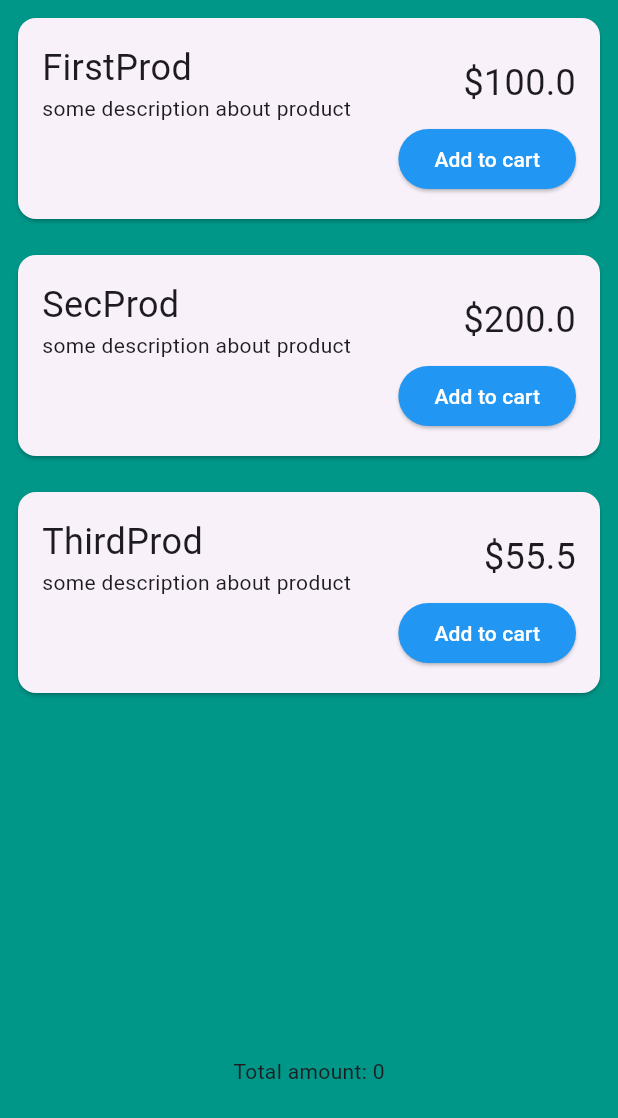
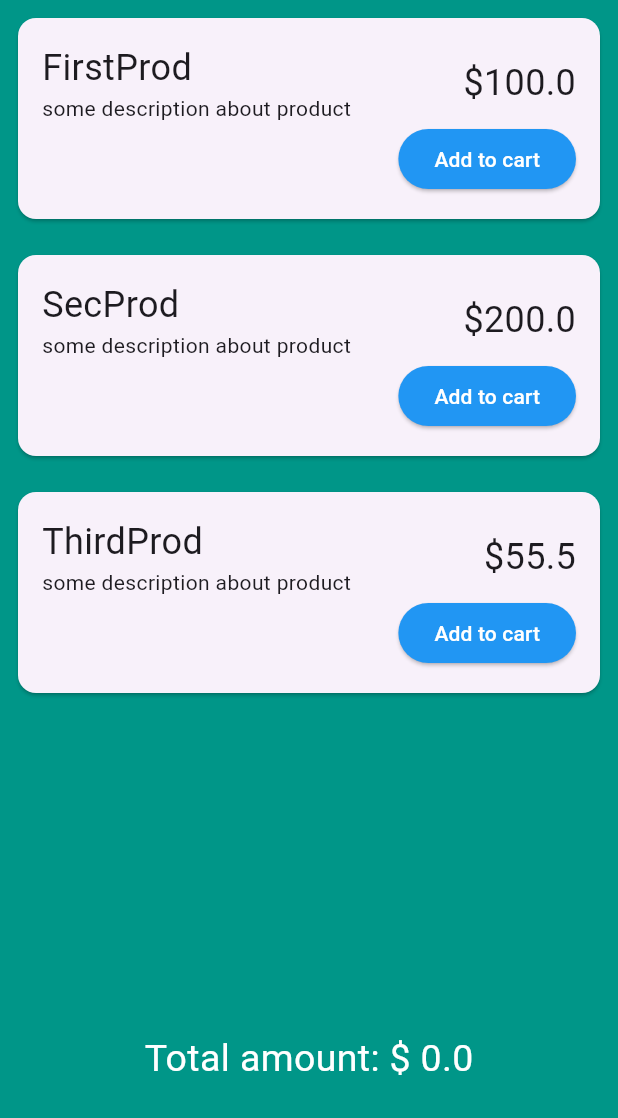
Before and after one commit to Orik-dev/get_x_state, a Flutter app: the screen it shows after launch, on a phone screen of 412 x 824 dp. Shown: the top 1118 px of the screen. Run offline on Flutter 3.47's test engine with Material 3 defaults, Android fonts, the phone set to English and light mode, and no system bars; our stand-ins replace get.

Commit message:
cartController

```diff
--- a/lib/controllers/cart_controller.dart
+++ b/lib/controllers/cart_controller.dart
@@ -4,6 +4,8 @@ import 'package:get_x_state/models/product.dart';
 class CartController extends GetxController {
   var cartItems = <Product>[].obs; // List of Cart items
 
+  double get totalPrice => cartItems.fold(0, (sum, item) => sum + item.price);
+
   void addToCart(Product product) {
     cartItems.add(product);
   }
--- a/lib/views/shopping_page.dart
+++ b/lib/views/shopping_page.dart
@@ -1,9 +1,11 @@
 import 'package:flutter/material.dart';
 import 'package:get/get.dart';
+import 'package:get_x_state/controllers/cart_controller.dart';
 import 'package:get_x_state/controllers/shopping_controller.dart';
 
 class ShoppingPage extends StatelessWidget {
   final shoppingController = Get.put(ShoppingController());
+  final cartController = Get.put(CartController());
 
   ShoppingPage({super.key});
   @override
@@ -41,7 +43,9 @@ class ShoppingPage extends StatelessWidget {
                         ],
                       ),
                       ElevatedButton(
-                        onPressed: () {},
+                        onPressed: () {
+                          cartController.addToCart(controller.products[index]);
+                        },
                         style: ElevatedButton.styleFrom(
                           backgroundColor: Colors.blue, // Цвет фона кнопки
                           foregroundColor: Colors.white,
@@ -54,7 +58,12 @@ class ShoppingPage extends StatelessWidget {
               ),
             );
           })),
-          const Text('Total amount: 0'),
+          GetX<CartController>(builder: (controller) {
+            return Text(
+              'Total amount: \$ ${controller.totalPrice}',
+              style: const TextStyle(color: Colors.white, fontSize: 25),
+            );
+          }),
           const SizedBox(
             height: 100,
           )
```
